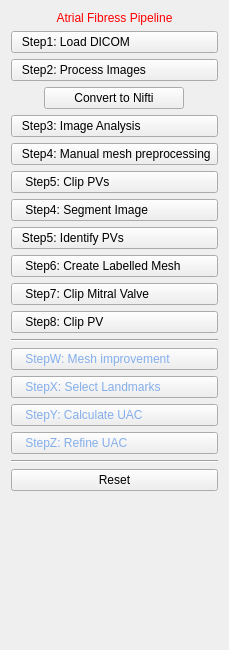
This is Version2.0/Plugins/kcl.cemrgapp.atrialfibres/src/internal/AtrialFibresViewControls.ui in OpenHeartDevelopers/CemrgApp as Qt 5 draws it before an edit. The edited form follows.
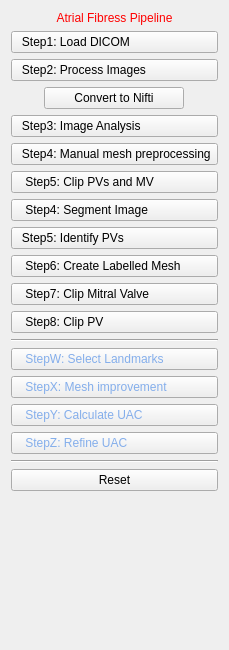
This is the edited form.

```diff
--- a/Version2.0/Plugins/kcl.cemrgapp.atrialfibres/src/internal/AtrialFibresViewControls.ui
+++ b/Version2.0/Plugins/kcl.cemrgapp.atrialfibres/src/internal/AtrialFibresViewControls.ui
@@ -116,7 +116,7 @@
       <string notr="true">text-align: left;</string>
      </property>
      <property name="text">
-      <string>    Step5: Clip PVs</string>
+      <string>    Step5: Clip PVs and MV</string>
      </property>
     </widget>
    </item>
@@ -181,7 +181,17 @@
     </widget>
    </item>
    <item>
-    <widget class="QPushButton" name="button_w_meshtools">
+    <widget class="QPushButton" name="button_w_landmarks">
+     <property name="styleSheet">
+      <string notr="true">text-align: left; color: rgb(132, 174, 235);</string>
+     </property>
+     <property name="text">
+      <string>    StepW: Select Landmarks</string>
+     </property>
+    </widget>
+   </item>
+   <item>
+    <widget class="QPushButton" name="button_x_meshtools">
      <property name="font">
       <font>
        <weight>50</weight>
@@ -193,17 +203,7 @@
       <string notr="true">text-align: left; color: rgb(132, 174, 235);</string>
      </property>
      <property name="text">
-      <string>    StepW: Mesh improvement</string>
-     </property>
-    </widget>
-   </item>
-   <item>
-    <widget class="QPushButton" name="button_x_landmarks">
-     <property name="styleSheet">
-      <string notr="true">text-align: left; color: rgb(132, 174, 235);</string>
-     </property>
-     <property name="text">
-      <string>    StepX: Select Landmarks</string>
+      <string>    StepX: Mesh improvement</string>
      </property>
     </widget>
    </item>
```
